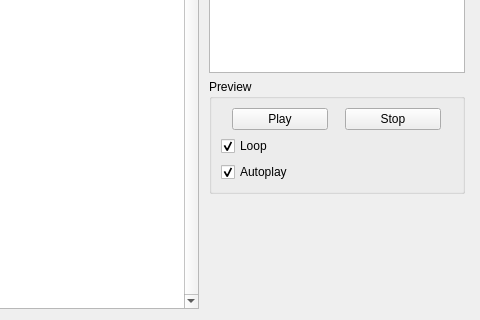
Above: src/ui/tabs/tabanimgroup.ui from PsyCommando/ppmdu_spriteeditor before the change; both pictures show x 512 to 992 and y 220 to 540 of the 992 by 540 pixel window. Below: the same form after it.
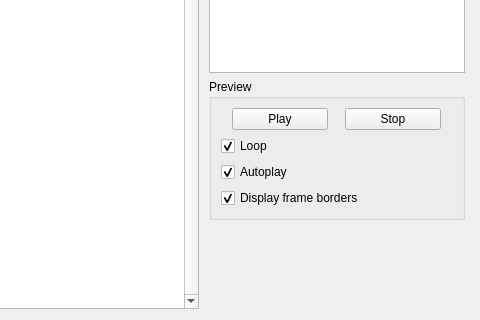
That is the form after the change. Icons and pictures are not drawn.

Patch:
```diff
--- a/src/ui/tabs/tabanimgroup.ui
+++ b/src/ui/tabs/tabanimgroup.ui
@@ -555,6 +555,16 @@
           </property>
          </widget>
         </item>
+        <item>
+         <widget class="QCheckBox" name="chkDisplayFrameBorder">
+          <property name="text">
+           <string>Display frame borders</string>
+          </property>
+          <property name="checked">
+           <bool>true</bool>
+          </property>
+         </widget>
+        </item>
        </layout>
       </widget>
      </item>
```
